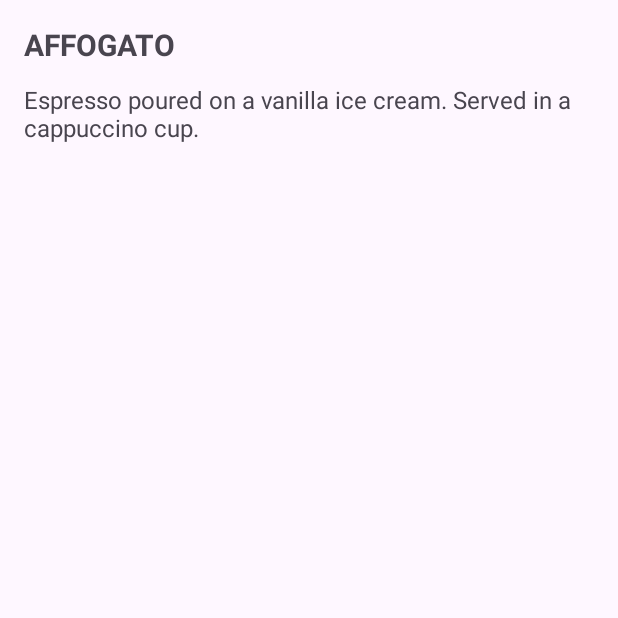
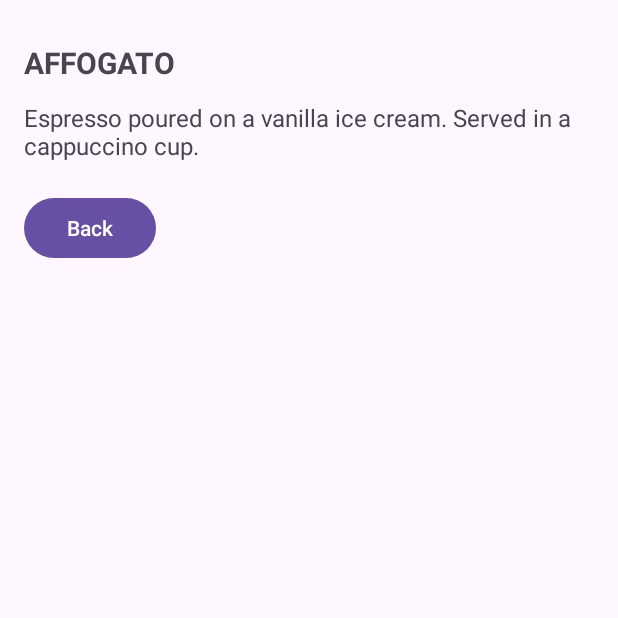
Before and after one commit to MightyMike28/LAB_WEEK_03, an Android app: the screen it shows after launch (MainActivity), after a tap on "Affogato", on a phone screen of 412 x 824 dp, the top half of it. Run offline under Robolectric (Android 15) with nearby library versions, the phone set to English and light mode, and no system bars.

Commit message:
Commit No.5 – add back button & extend list

```diff
--- a/app/src/main/java/com/example/lab_week_03/CoffeeDetailFragment.kt
+++ b/app/src/main/java/com/example/lab_week_03/CoffeeDetailFragment.kt
@@ -4,8 +4,10 @@ import android.os.Bundle
 import android.view.LayoutInflater
 import android.view.View
 import android.view.ViewGroup
+import android.widget.Button
 import android.widget.TextView
 import androidx.fragment.app.Fragment
+import androidx.navigation.fragment.findNavController
 
 class CoffeeDetailFragment : Fragment() {
 
@@ -15,9 +17,10 @@ class CoffeeDetailFragment : Fragment() {
     private val coffeeDetails = mapOf(
         "Affogato" to "Espresso poured on a vanilla ice cream. Served in a cappuccino cup.",
         "Americano" to "Espresso with added hot water (100–120 ml). Served in a normal coffee cup.",
-        "Caffe Latte" to "Espresso with steamed milk and a little milk foam (150–300 ml). Served in a latte glass or coffee cup."
+        "Caffe Latte" to "Espresso with steamed milk and a little milk foam (150–300 ml). Served in a latte glass or coffee cup.",
+        "Cappuccino" to "Espresso with steamed milk and deep layer of foam (150–180 ml). Often topped with cocoa powder or cinnamon.",
+        "Espresso" to "Strong black coffee made by forcing steam through ground coffee beans. Usually served in a small cup (30 ml)."
     )
-
 
     override fun onCreateView(
         inflater: LayoutInflater, container: ViewGroup?,
@@ -31,6 +34,8 @@ class CoffeeDetailFragment : Fragment() {
 
     override fun onViewCreated(view: View, savedInstanceState: Bundle?) {
         super.onViewCreated(view, savedInstanceState)
+
+        // ambil argumen dari nav (coffeeName)
         val coffeeName = arguments?.getString("coffeeName")
         if (coffeeName != null) {
             titleTextView.text = coffeeName.uppercase()
@@ -39,5 +44,14 @@ class CoffeeDetailFragment : Fragment() {
             titleTextView.text = "SELECT A COFFEE"
             descTextView.text = ""
         }
+
+        // tombol back (gunakan findNavController.navigateUp() — fallback ke onBackPressed jika perlu)
+        val backButton = view.findViewById<Button>(R.id.btn_back)
+        backButton.setOnClickListener {
+            val handled = findNavController().navigateUp()
+            if (!handled) {
+                requireActivity().onBackPressedDispatcher.onBackPressed()
+            }
+        }
     }
 }
--- a/app/src/main/java/com/example/lab_week_03/CoffeeListFragment.kt
+++ b/app/src/main/java/com/example/lab_week_03/CoffeeListFragment.kt
@@ -13,7 +13,13 @@ import androidx.navigation.fragment.findNavController
 class CoffeeListFragment : Fragment() {
 
     private lateinit var coffeeList: ListView
-    private val coffees = listOf("Affogato", "Americano", "Caffe Latte")
+    private val coffees = listOf(
+        "Affogato",
+        "Americano",
+        "Caffe Latte",
+        "Cappuccino",
+        "Espresso"
+    )
 
     override fun onCreateView(
         inflater: LayoutInflater, container: ViewGroup?,
--- a/app/src/main/res/layout/fragment_coffee_detail.xml
+++ b/app/src/main/res/layout/fragment_coffee_detail.xml
@@ -12,12 +12,22 @@
         android:text="COFFEE TITLE"
         android:textStyle="bold"
         android:textSize="20sp"
-        android:paddingBottom="12dp"/>
+        android:paddingTop="12dp"
+        android:paddingBottom="12dp" />
 
     <TextView
         android:id="@+id/tv_coffee_desc"
         android:layout_width="match_parent"
         android:layout_height="wrap_content"
         android:text="Coffee description"
-        android:textSize="16sp"/>
+        android:textSize="16sp"
+        android:paddingBottom="20dp" />
+
+    <!-- Tombol Back pindah ke bawah -->
+    <Button
+        android:id="@+id/btn_back"
+        android:layout_width="wrap_content"
+        android:layout_height="wrap_content"
+        android:text="Back" />
+
 </LinearLayout>
```
Also changed, not shown: 1 other file.
